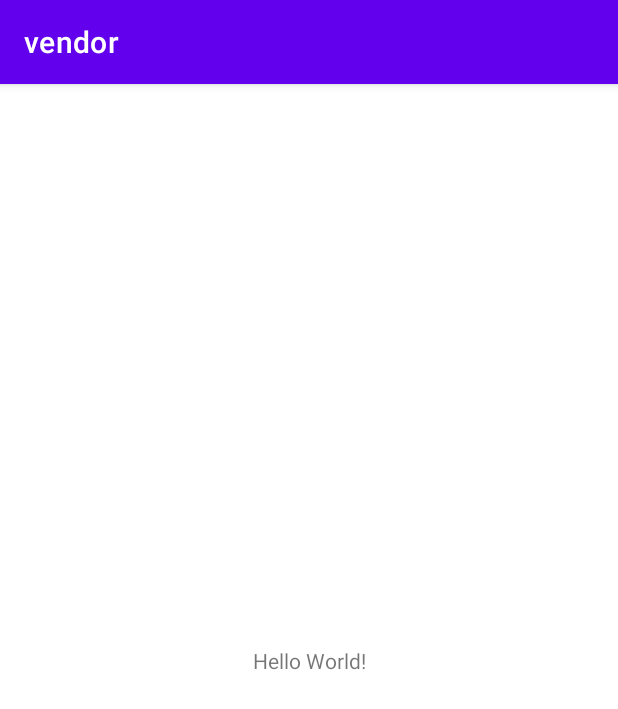
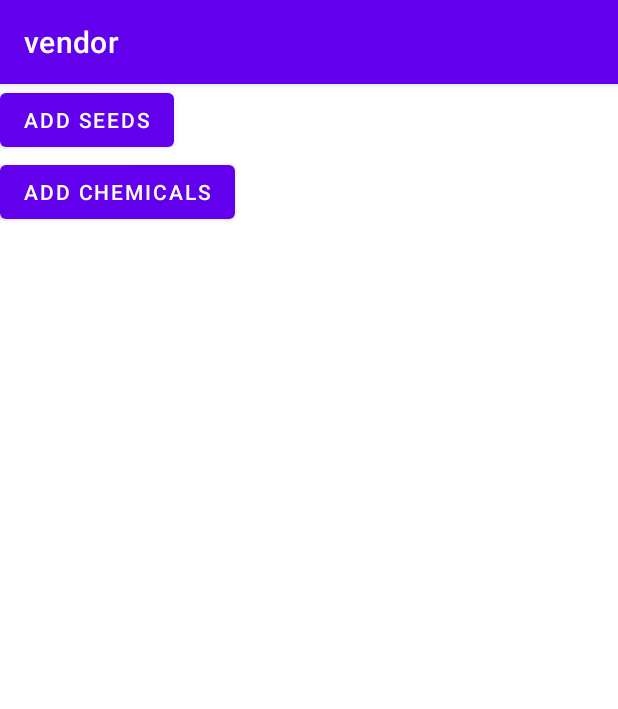
Before and after one commit to ektaag369/vendor, an Android app: the screen it shows after launch once a user with an empty profile is signed in (MainActivity), on a phone screen of 412 x 824 dp. Shown: the top 709 px of the screen. Run offline under Robolectric (Android 15) with nearby library versions, the phone set to English and light mode, and no system bars; our stand-ins replace Firebase (no records; nobody signed in at launch, a user with empty details on screens opened directly).

Commit message:
image bug commit

```diff
--- a/app/build.gradle
+++ b/app/build.gradle
@@ -36,7 +36,9 @@ dependencies {
     implementation 'androidx.constraintlayout:constraintlayout:2.1.4'
     implementation 'com.google.firebase:firebase-auth-ktx:21.1.0'
     implementation 'com.google.firebase:firebase-firestore-ktx:24.4.4'
+    implementation 'com.google.firebase:firebase-storage:20.0.1'
     testImplementation 'junit:junit:4.13.2'
     androidTestImplementation 'androidx.test.ext:junit:1.1.5'
     androidTestImplementation 'androidx.test.espresso:espresso-core:3.5.1'
+    implementation 'com.karumi:dexter:6.2.1'
 }
--- a/app/src/main/AndroidManifest.xml
+++ b/app/src/main/AndroidManifest.xml
@@ -3,6 +3,7 @@
     xmlns:tools="http://schemas.android.com/tools">
 
     <uses-permission android:name="android.permission.INTERNET" />
+    <uses-permission android:name="android.permission.READ_EXTERNAL_STORAGE"/>
 
     <application
         android:allowBackup="true"
@@ -13,6 +14,9 @@
         android:supportsRtl="true"
         android:theme="@style/Theme.Vendor"
         tools:targetApi="31">
+        <activity
+            android:name=".AddSeeds"
+            android:exported="false" />
         <activity
             android:name=".VendorDetails"
             android:exported="false" />
--- a/app/src/main/java/com/example/vendor/MainActivity.java
+++ b/app/src/main/java/com/example/vendor/MainActivity.java
@@ -4,20 +4,26 @@ import androidx.appcompat.app.AppCompatActivity;
 
 import android.content.Intent;
 import android.os.Bundle;
-import android.os.Handler;
-import android.view.WindowManager;
-
-import com.google.firebase.auth.FirebaseAuth;
-import com.google.firebase.auth.FirebaseUser;
+import android.view.View;
+import android.widget.Button;
 
 public class MainActivity extends AppCompatActivity {
-
+    Button add_seeds,add_chemicals;
 
     @Override
     protected void onCreate(Bundle savedInstanceState) {
         super.onCreate(savedInstanceState);
         setContentView(R.layout.activity_main);
 
+        add_chemicals=findViewById(R.id.chemicalsbtn);
+        add_seeds=findViewById(R.id.seedsbtn);
 
+        add_seeds.setOnClickListener(new View.OnClickListener() {
+            @Override
+            public void onClick(View v) {
+                Intent i=new Intent(MainActivity.this,AddSeeds.class);
+                startActivity(i);
+            }
+        });
     }
 }
--- a/app/src/main/res/layout/activity_main.xml
+++ b/app/src/main/res/layout/activity_main.xml
@@ -1,18 +1,22 @@
 <?xml version="1.0" encoding="utf-8"?>
-<androidx.constraintlayout.widget.ConstraintLayout xmlns:android="http://schemas.android.com/apk/res/android"
+<LinearLayout xmlns:android="http://schemas.android.com/apk/res/android"
     xmlns:app="http://schemas.android.com/apk/res-auto"
     xmlns:tools="http://schemas.android.com/tools"
     android:layout_width="match_parent"
     android:layout_height="match_parent"
+    android:orientation="vertical"
     tools:context=".MainActivity">
 
-    <TextView
+    <Button
+        android:id="@+id/seedsbtn"
         android:layout_width="wrap_content"
         android:layout_height="wrap_content"
-        android:text="Hello World!"
-        app:layout_constraintBottom_toBottomOf="parent"
-        app:layout_constraintEnd_toEndOf="parent"
-        app:layout_constraintStart_toStartOf="parent"
-        app:layout_constraintTop_toTopOf="parent" />
+        android:text="Add Seeds"/>
+    <Button
+        android:id="@+id/chemicalsbtn"
+        android:layout_width="wrap_content"
+        android:layout_height="wrap_content"
+        android:text="Add Chemicals"/>
 
-</androidx.constraintlayout.widget.ConstraintLayout>
+
+</LinearLayout>
--- a/app/src/main/res/values/strings.xml
+++ b/app/src/main/res/values/strings.xml
@@ -5,4 +5,10 @@
         <item>Female</item>
         <item>Other</item>
     </string-array>
+
+    <string-array name="stock">
+        <item>true</item>
+        <item>false</item>
+
+    </string-array>
 </resources>
```
